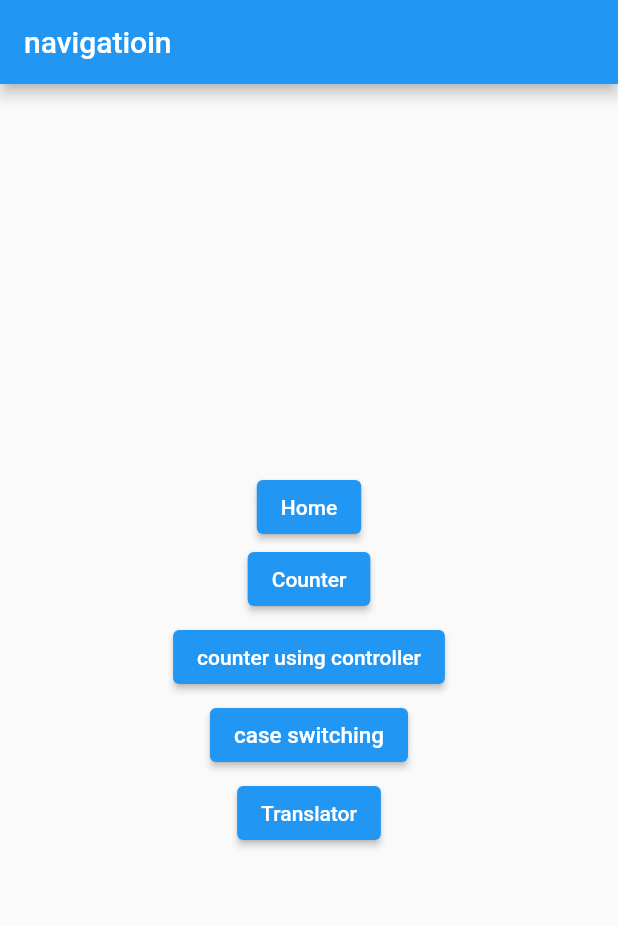
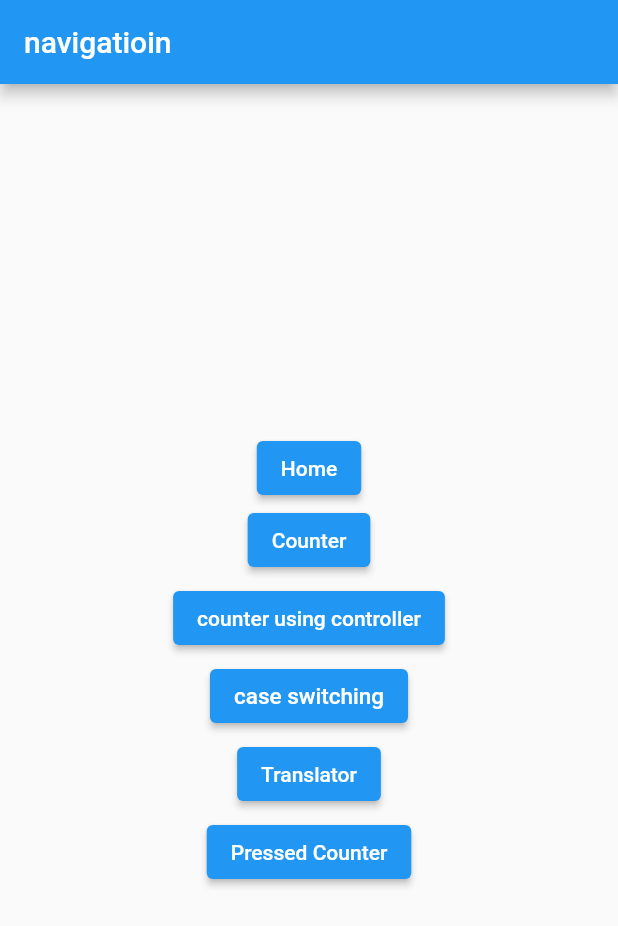
Before and after one commit to AtharvKhamkar/GetX_project, a Flutter app: the screen it shows after launch, on a phone screen of 412 x 824 dp. Shown: the top 926 px of the screen. Run offline on Flutter 3.47's test engine with Material 2 defaults, Android fonts, the phone set to English and light mode, and no system bars; our stand-ins replace get, shared_preferences.

Commit message:
ButtonCounter added

```diff
--- a/lib/main.dart
+++ b/lib/main.dart
@@ -1,5 +1,6 @@
 import 'package:flutter/material.dart';
 import 'package:get/get.dart';
+import 'package:getx_project/ButtonCounter.dart';
 import 'package:getx_project/CounterUsingController.dart';
 import 'package:getx_project/Messages.dart';
 import 'package:getx_project/translator.dart';
@@ -32,7 +33,8 @@ class MyApp extends StatelessWidget {
         GetPage(
             name: "/CounterController",
             page: () => const CounterUsingController()),
-        GetPage(name: "/translator", page: () => translator())
+        GetPage(name: "/translator", page: () => translator()),
+        GetPage(name: "/pressedcounter", page: () => ButtonCounter())
       ],
       unknownRoute:
           GetPage(name: '/notfound', page: () => const unknownRoute()),
@@ -90,6 +92,15 @@ class MyApp extends StatelessWidget {
                 },
                 child: const Text("Translator"),
               ),
+              const SizedBox(
+                height: 4,
+              ),
+              ElevatedButton(
+                onPressed: () {
+                  Get.toNamed("/pressedcounter");
+                },
+                child: const Text("Pressed Counter"),
+              ),
             ],
           ),
         ),
--- /dev/null
+++ b/lib/pressedController.dart
@@ -0,0 +1,12 @@
+import 'package:flutter/material.dart';
+import 'package:get/get.dart';
+import 'package:shared_preferences/shared_preferences.dart';
+
+class PressedController extends GetxController {
+  void incrementCounter() async {
+    SharedPreferences prefs = await SharedPreferences.getInstance();
+    int counterButton = (prefs.getInt('counter') ?? 0) + 1;
+    print('pressed $counterButton times.');
+    await prefs.setInt('counter', counterButton);
+  }
+}
--- a/pubspec.yaml
+++ b/pubspec.yaml
@@ -33,13 +33,9 @@ dependencies:
   flutter:
     sdk: flutter
   get: ^4.6.5
+  shared_preferences: ^2.0.15
 
 dev_dependencies:
-  # The "flutter_lints" package below contains a set of recommended lints to
-  # encourage good coding practices. The lint set provided by the package is
-  # activated in the `analysis_options.yaml` file located at the root of your
-  # package. See that file for information about deactivating specific lint
-  # rules and activating additional ones.
   flutter_lints: ^2.0.0
   flutter_test:
     sdk: flutter
```
Also changed, not shown: lib/ButtonCounter.dart (added, +32 -0 lines), pubspec.lock, 1 other file.
